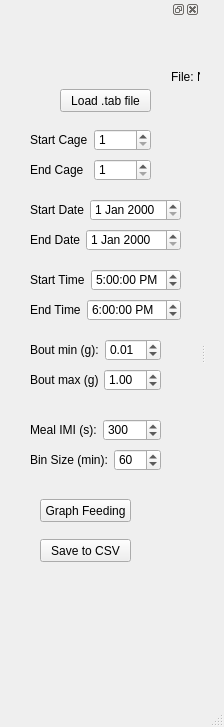
map222/MPNeuro, file BioDAQ/BioDAQGUI.ui: the form before one commit.
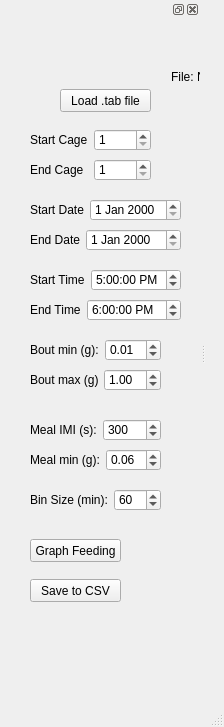
The form after the commit.

Commit message: Finished meal stuff for BioDAQ GUI

What changed in the file:
```diff
--- a/BioDAQ/BioDAQGUI.ui
+++ b/BioDAQ/BioDAQGUI.ui
@@ -212,8 +212,8 @@
      </property>
      <property name="geometry">
       <rect>
-       <x>40</x>
-       <y>480</y>
+       <x>30</x>
+       <y>520</y>
        <width>91</width>
        <height>23</height>
       </rect>
@@ -225,8 +225,8 @@
     <widget class="QPushButton" name="SaveCSVButton">
      <property name="geometry">
       <rect>
-       <x>40</x>
-       <y>520</y>
+       <x>30</x>
+       <y>560</y>
        <width>91</width>
        <height>23</height>
       </rect>
@@ -376,7 +376,7 @@
      <property name="geometry">
       <rect>
        <x>30</x>
-       <y>430</y>
+       <y>470</y>
        <width>131</width>
        <height>22</height>
       </rect>
@@ -407,6 +407,41 @@
       </item>
      </layout>
     </widget>
+    <widget class="QWidget" name="layoutWidget_3">
+     <property name="geometry">
+      <rect>
+       <x>30</x>
+       <y>430</y>
+       <width>131</width>
+       <height>22</height>
+      </rect>
+     </property>
+     <layout class="QHBoxLayout" name="horizontalLayout_11">
+      <item>
+       <widget class="QLabel" name="MealMinLabel">
+        <property name="text">
+         <string>Meal min (g):</string>
+        </property>
+       </widget>
+      </item>
+      <item>
+       <widget class="QDoubleSpinBox" name="MealMinBox">
+        <property name="decimals">
+         <number>2</number>
+        </property>
+        <property name="maximum">
+         <double>1.000000000000000</double>
+        </property>
+        <property name="singleStep">
+         <double>0.010000000000000</double>
+        </property>
+        <property name="value">
+         <double>0.060000000000000</double>
+        </property>
+       </widget>
+      </item>
+     </layout>
+    </widget>
    </widget>
   </widget>
  </widget>
```
Left out of the diff: 6 changed lines with no effect on the pictures. The commit also changes 10 other files.
